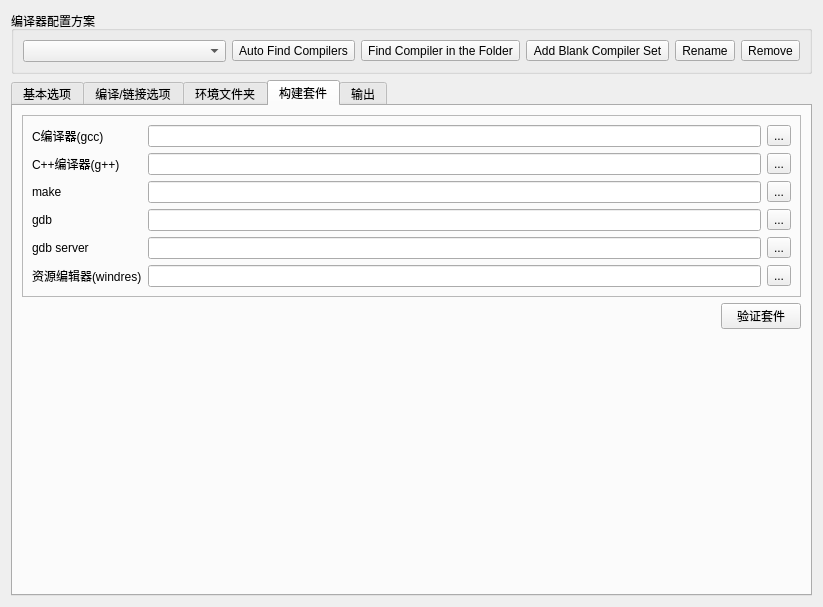
First picture: the form in Plugin/Plugin_CppBase/Form/settingForm/Form_settings_Compile.ui, repository chineselixi/FireMonkeyStudio, before the edit.
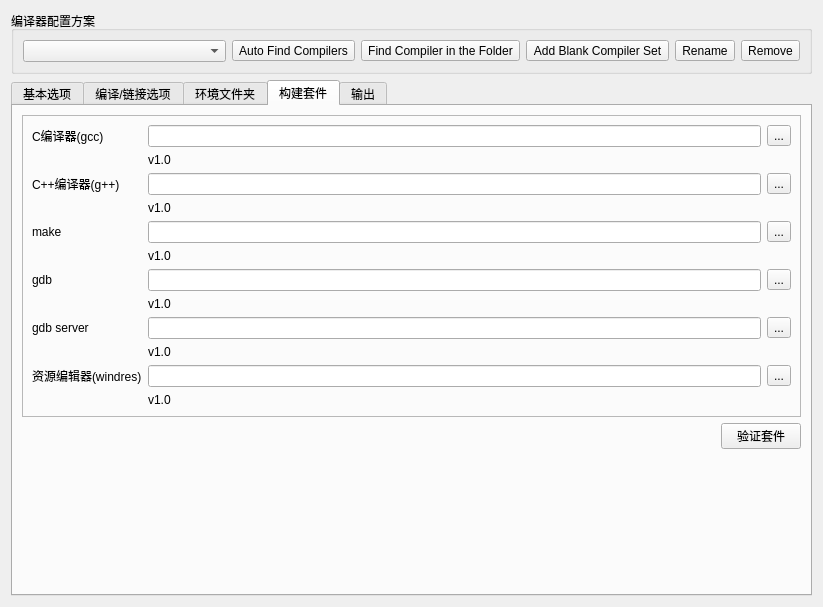
Second picture: the form after the edit. The open tabs and pages were chosen to show the change. Icons and pictures are not drawn. Custom widgets are drawn as their Qt base class.

Patch:
```diff
--- a/Plugin/Plugin_CppBase/Form/settingForm/Form_settings_Compile.ui
+++ b/Plugin/Plugin_CppBase/Form/settingForm/Form_settings_Compile.ui
@@ -17,7 +17,7 @@
    <item row="1" column="0">
     <widget class="QTabWidget" name="settingTabs">
      <property name="currentIndex">
-      <number>4</number>
+      <number>3</number>
      </property>
      <property name="movable">
       <bool>false</bool>
@@ -744,6 +744,19 @@
        <string>构建套件</string>
       </attribute>
       <layout class="QGridLayout" name="gridLayout_11">
+       <item row="2" column="0">
+        <spacer name="verticalSpacer">
+         <property name="orientation">
+          <enum>Qt::Vertical</enum>
+         </property>
+         <property name="sizeHint" stdset="0">
+          <size>
+           <width>20</width>
+           <height>40</height>
+          </size>
+         </property>
+        </spacer>
+       </item>
        <item row="0" column="0" colspan="2">
         <widget class="QFrame" name="frame">
          <property name="frameShape">
@@ -753,57 +766,77 @@
           <enum>QFrame::Raised</enum>
          </property>
          <layout class="QGridLayout" name="gridLayout">
-          <item row="0" column="0">
-           <widget class="QLabel" name="label_2">
-            <property name="text">
-             <string>C编译器(gcc)</string>
-            </property>
-           </widget>
-          </item>
-          <item row="0" column="1">
-           <widget class="QLineEdit" name="s4_txtCCompiler"/>
-          </item>
-          <item row="0" column="2">
-           <widget class="QToolButton" name="s4_btnChooseCCompiler">
-            <property name="toolTip">
-             <string>Choose C Compiler</string>
-            </property>
-            <property name="text">
-             <string>...</string>
-            </property>
-           </widget>
-          </item>
-          <item row="1" column="0">
-           <widget class="QLabel" name="label_3">
-            <property name="text">
-             <string>C++编译器(g++)</string>
-            </property>
-           </widget>
-          </item>
-          <item row="1" column="1">
+          <item row="2" column="1">
            <widget class="QLineEdit" name="s4_txtCppCompiler"/>
           </item>
-          <item row="1" column="2">
-           <widget class="QToolButton" name="s4_btnChooseCppCompiler">
-            <property name="toolTip">
-             <string>Choose C++ Compiler</string>
+          <item row="5" column="1">
+           <widget class="QLabel" name="label_tip_make">
+            <property name="text">
+             <string>v1.0</string>
             </property>
+           </widget>
+          </item>
+          <item row="6" column="1">
+           <widget class="QLineEdit" name="s4_txtGDB"/>
+          </item>
+          <item row="9" column="1">
+           <widget class="QLabel" name="label_tip_gdbServer">
             <property name="text">
-             <string>...</string>
+             <string>v1.0</string>
             </property>
            </widget>
           </item>
-          <item row="2" column="0">
+          <item row="10" column="0">
+           <widget class="QLabel" name="label_6">
+            <property name="text">
+             <string>资源编辑器(windres)</string>
+            </property>
+           </widget>
+          </item>
+          <item row="4" column="0">
            <widget class="QLabel" name="label_4">
             <property name="text">
              <string>make</string>
             </property>
            </widget>
           </item>
-          <item row="2" column="1">
+          <item row="0" column="2">
+           <widget class="QToolButton" name="s4_btnChooseCCompiler">
+            <property name="toolTip">
+             <string>Choose C Compiler</string>
+            </property>
+            <property name="text">
+             <string>...</string>
+            </property>
+           </widget>
+          </item>
+          <item row="6" column="0">
+           <widget class="QLabel" name="label_5">
+            <property name="text">
+             <string>gdb</string>
+            </property>
+           </widget>
+          </item>
+          <item row="4" column="1">
            <widget class="QLineEdit" name="s4_txtMake"/>
           </item>
+          <item row="8" column="1">
+           <widget class="QLineEdit" name="s4_txtGDBServer"/>
+          </item>
+          <item row="10" column="1">
+           <widget class="QLineEdit" name="s4_txtResourceCompiler"/>
+          </item>
           <item row="2" column="2">
+           <widget class="QToolButton" name="s4_btnChooseCppCompiler">
+            <property name="toolTip">
+             <string>Choose C++ Compiler</string>
+            </property>
+            <property name="text">
+             <string>...</string>
+            </property>
+           </widget>
+          </item>
+          <item row="4" column="2">
            <widget class="QToolButton" name="s4_btnChooseMake">
             <property name="toolTip">
              <string>Choose make</string>
@@ -813,54 +846,62 @@
             </property>
            </widget>
           </item>
-          <item row="3" column="0">
-           <widget class="QLabel" name="label_5">
-            <property name="text">
-             <string>gdb</string>
-            </property>
-           </widget>
-          </item>
-          <item row="3" column="1">
-           <widget class="QLineEdit" name="s4_txtGDB"/>
-          </item>
-          <item row="3" column="2">
-           <widget class="QToolButton" name="s4_btnChooseGDB">
-            <property name="toolTip">
-             <string>Choose Debugger</string>
-            </property>
-            <property name="text">
-             <string>...</string>
-            </property>
-           </widget>
-          </item>
-          <item row="4" column="0">
+          <item row="8" column="0">
            <widget class="QLabel" name="label_8">
             <property name="text">
              <string>gdb server</string>
             </property>
            </widget>
           </item>
-          <item row="4" column="1">
-           <widget class="QLineEdit" name="s4_txtGDBServer"/>
-          </item>
-          <item row="4" column="2">
+          <item row="8" column="2">
            <widget class="QToolButton" name="s4_btnChooseGDBServer">
             <property name="text">
              <string>...</string>
             </property>
            </widget>
           </item>
-          <item row="5" column="0">
-           <widget class="QLabel" name="label_6">
+          <item row="1" column="1">
+           <widget class="QLabel" name="label_tip_c">
+            <property name="enabled">
+             <bool>true</bool>
+            </property>
             <property name="text">
-             <string>资源编辑器(windres)</string>
+             <string>v1.0</string>
             </property>
            </widget>
           </item>
-          <item row="5" column="1">
-           <widget class="QLineEdit" name="s4_txtResourceCompiler"/>
+          <item row="0" column="1">
+           <widget class="QLineEdit" name="s4_txtCCompiler"/>
           </item>
-          <item row="5" column="2">
+          <item row="0" column="0">
+           <widget class="QLabel" name="label_2">
+            <property name="text">
+             <string>C编译器(gcc)</string>
+            </property>
+           </widget>
+          </item>
+          <item row="3" column="1">
+           <widget class="QLabel" name="label_tip_cpp">
+            <property name="text">
+             <string>v1.0</string>
+            </property>
+           </widget>
+          </item>
+          <item row="7" column="1">
+           <widget class="QLabel" name="label_tip_gdb">
+            <property name="text">
+             <string>v1.0</string>
+            </property>
+           </widget>
+          </item>
+          <item row="2" column="0">
+           <widget class="QLabel" name="label_3">
+            <property name="text">
+             <string>C++编译器(g++)</string>
+            </property>
+           </widget>
+          </item>
+          <item row="10" column="2">
            <widget class="QToolButton" name="s4_btnChooseResourceCompiler">
             <property name="toolTip">
              <string>Choose Resource Compiler</string>
@@ -870,9 +911,36 @@
             </property>
            </widget>
           </item>
+          <item row="6" column="2">
+           <widget class="QToolButton" name="s4_btnChooseGDB">
+            <property name="toolTip">
+             <string>Choose Debugger</string>
+            </property>
+            <property name="text">
+             <string>...</string>
+            </property>
+           </widget>
+          </item>
+          <item row="11" column="1">
+           <widget class="QLabel" name="label_tip_windres">
+            <property name="text">
+             <string>v1.0</string>
+            </property>
+           </widget>
+          </item>
          </layout>
         </widget>
        </item>
+       <item row="1" column="1">
+        <widget class="QPushButton" name="s4_check">
+         <property name="enabled">
+          <bool>true</bool>
+         </property>
+         <property name="text">
+          <string>验证套件</string>
+         </property>
+        </widget>
+       </item>
        <item row="1" column="0">
         <spacer name="horizontalSpacer_2">
          <property name="orientation">
@@ -886,26 +954,6 @@
          </property>
         </spacer>
        </item>
-       <item row="1" column="1">
-        <widget class="QPushButton" name="s4_check">
-         <property name="text">
-          <string>验证套件</string>
-         </property>
-        </widget>
-       </item>
-       <item row="2" column="0">
-        <spacer name="verticalSpacer">
-         <property name="orientation">
-          <enum>Qt::Vertical</enum>
-         </property>
-         <property name="sizeHint" stdset="0">
-          <size>
-           <width>20</width>
-           <height>40</height>
-          </size>
-         </property>
-        </spacer>
-       </item>
       </layout>
      </widget>
      <widget class="QWidget" name="tabOutput">
```
